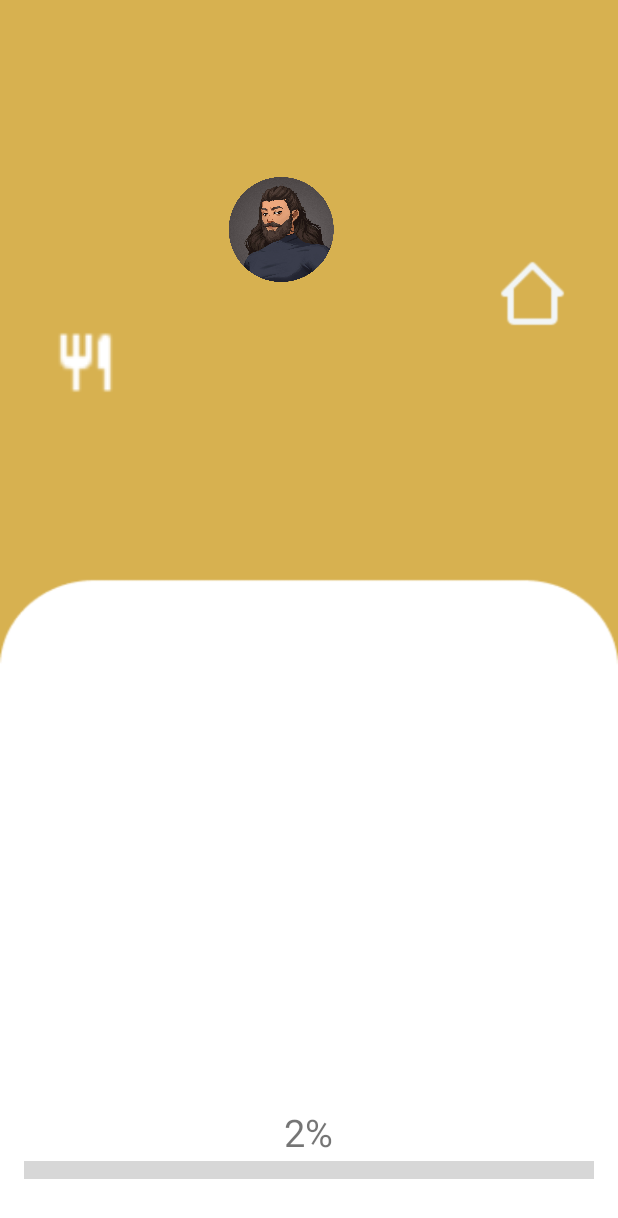
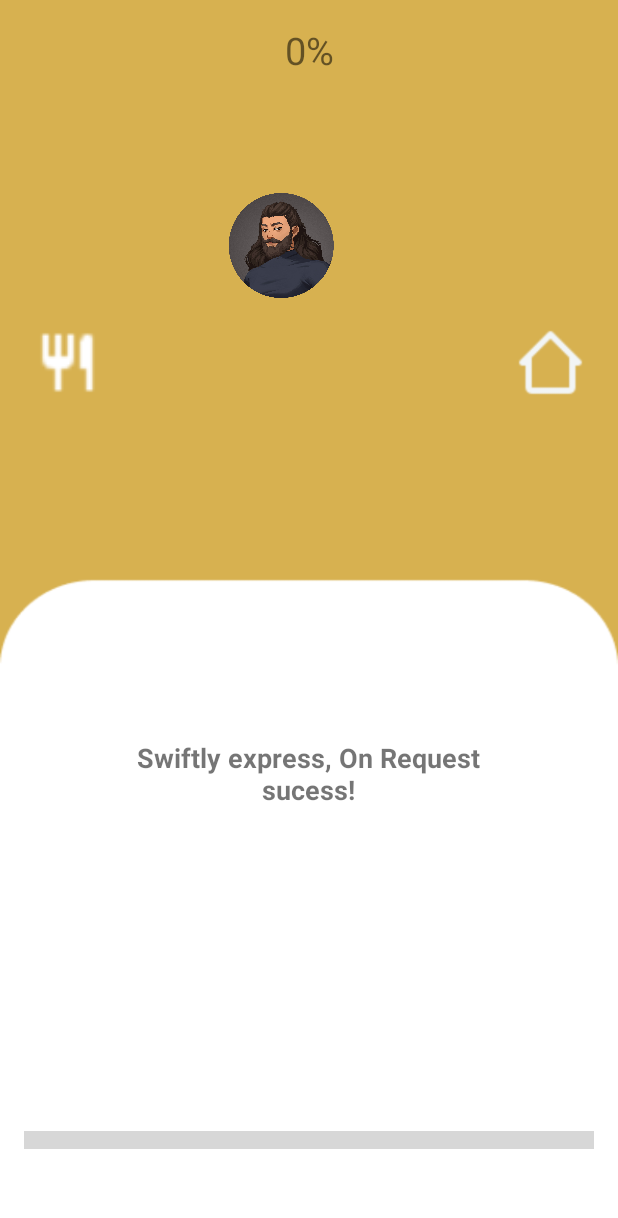
Before and after one commit to carlosalvaro98/onrequest1, an Android app: the StartPoint screen opened directly, with no data from a screen before it, on a phone screen of 412 x 824 dp. Shown: the top 1218 px of the screen. Run offline under Robolectric (Android 15) with nearby library versions, the phone set to English and light mode, and no system bars.

Commit message:
fix little bugs

```diff
--- a/app/src/main/java/com/example/onrequest/AllMenuItems.java
+++ b/app/src/main/java/com/example/onrequest/AllMenuItems.java
@@ -23,7 +23,7 @@ public class AllMenuItems extends AppCompatActivity {
     private RecyclerView recyclerView;
     private ApiAdapter apiAdapter;
     private ApiService apiService;
-    private List<MenuItemAPI> menuItemAPIList = new ArrayList<>(); // Inicialize a lista aqui
+    private List<MenuItemAPI> menuItemAPIList = new ArrayList<>(); // Inicializa a lista aqui
 
     @Override
     protected void onCreate(Bundle savedInstanceState) {
--- a/app/src/main/java/com/example/onrequest/TablesActivity.java
+++ b/app/src/main/java/com/example/onrequest/TablesActivity.java
@@ -67,7 +67,7 @@ public class TablesActivity extends AppCompatActivity {
         updateProfileView();
 
         this.tablesAdapter = new TablesAdapter(this);
-        LinearLayoutManager layoutManager = new LinearLayoutManager(this, LinearLayoutManager.HORIZONTAL, false);
+            LinearLayoutManager layoutManager = new LinearLayoutManager(this, LinearLayoutManager.VERTICAL, true);
         recyclerView.setAdapter(this.tablesAdapter);
         recyclerView.setLayoutManager(layoutManager);
         loadTables();
--- a/app/src/main/res/layout/activity_start_point.xml
+++ b/app/src/main/res/layout/activity_start_point.xml
@@ -8,23 +8,6 @@
     android:padding="16dp"
     tools:context=".StartPoint">
 
-    <TextView
-        android:id="@+id/text_view"
-        android:layout_width="wrap_content"
-        android:layout_height="wrap_content"
-        android:layout_above="@id/progress_bar"
-        android:layout_centerHorizontal="true"
-        android:text="0 %"
-        android:textSize="25dp" />
-
-    <ProgressBar
-        android:id="@+id/progress_bar"
-        style="@style/Widget.AppCompat.ProgressBar.Horizontal"
-        android:layout_width="match_parent"
-        android:layout_height="wrap_content"
-        android:layout_alignParentBottom="true"
-        android:layout_marginBottom="20dp" />
-
     <androidx.constraintlayout.widget.ConstraintLayout
         android:layout_width="match_parent"
         android:layout_height="match_parent">
@@ -33,7 +16,7 @@
             android:id="@+id/rest"
             android:layout_width="50dp"
             android:layout_height="50dp"
-            android:layout_marginStart="16dp"
+            android:layout_marginStart="4dp"
             android:layout_marginTop="108dp"
             android:layout_marginBottom="541dp"
             app:layout_constraintBottom_toBottomOf="parent"
@@ -47,11 +30,12 @@
             android:layout_width="50dp"
             android:layout_height="50dp"
             android:layout_marginTop="108dp"
-            android:layout_marginEnd="16dp"
+            android:layout_marginEnd="4dp"
             android:layout_marginBottom="541dp"
             app:layout_constraintBottom_toBottomOf="parent"
             app:layout_constraintEnd_toEndOf="parent"
             app:layout_constraintTop_toTopOf="parent"
+            app:layout_constraintVertical_bias="1.0"
             app:srcCompat="@drawable/home_alt_white_regular_24" />
 
         <ImageView
@@ -61,9 +45,44 @@
             android:layout_marginBottom="6dp"
             app:layout_constraintBottom_toBottomOf="parent"
             app:layout_constraintTop_toTopOf="parent"
-            app:layout_constraintVertical_bias="0.142"
+            app:layout_constraintVertical_bias="0.157"
             app:srcCompat="@drawable/cajos"
             tools:layout_editor_absoluteX="154dp" />
 
+        <ProgressBar
+            android:id="@+id/progress_bar"
+            style="@style/Widget.AppCompat.ProgressBar.Horizontal"
+            android:layout_width="match_parent"
+            android:layout_height="wrap_content"
+            android:layout_marginBottom="40dp"
+            app:layout_constraintBottom_toBottomOf="parent"
+            app:layout_constraintEnd_toEndOf="parent"
+            app:layout_constraintHorizontal_bias="1.0"
+            app:layout_constraintStart_toStartOf="parent" />
+
+        <TextView
+            android:id="@+id/text_view"
+            android:layout_width="wrap_content"
+            android:layout_height="wrap_content"
+            android:text="0 %"
+            android:textSize="25dp"
+            app:layout_constraintEnd_toEndOf="parent"
+            app:layout_constraintStart_toStartOf="parent"
+            tools:layout_editor_absoluteY="595dp" />
+
+        <TextView
+            android:layout_width="240dp"
+            android:layout_height="54dp"
+            android:text="Swiftly express, On Request sucess!"
+            android:textAlignment="center"
+            android:textSize="18sp"
+            android:textStyle="bold"
+            app:layout_constraintBottom_toBottomOf="parent"
+            app:layout_constraintEnd_toEndOf="parent"
+            app:layout_constraintHorizontal_bias="0.496"
+            app:layout_constraintStart_toStartOf="parent"
+            app:layout_constraintTop_toTopOf="parent"
+            app:layout_constraintVertical_bias="0.646" />
+
     </androidx.constraintlayout.widget.ConstraintLayout>
 </RelativeLayout>
--- a/app/src/main/res/values/strings.xml
+++ b/app/src/main/res/values/strings.xml
@@ -1,4 +1,4 @@
-<resources>
+<resources xmlns:tools="http://schemas.android.com/tools">
     <string name="app_name">onrequest</string>
     <string name="TapToStart">TAP TO START</string>
     <string name="ID">ID</string>
```
Also changed, not shown: app/src/main/res/layout/activity_delivery.xml (+4 -4 lines), app/src/main/res/layout/tables_activity.xml (+54 -43 lines), app/src/main/res/layout/tables_item.xml (+6 -5 lines).
